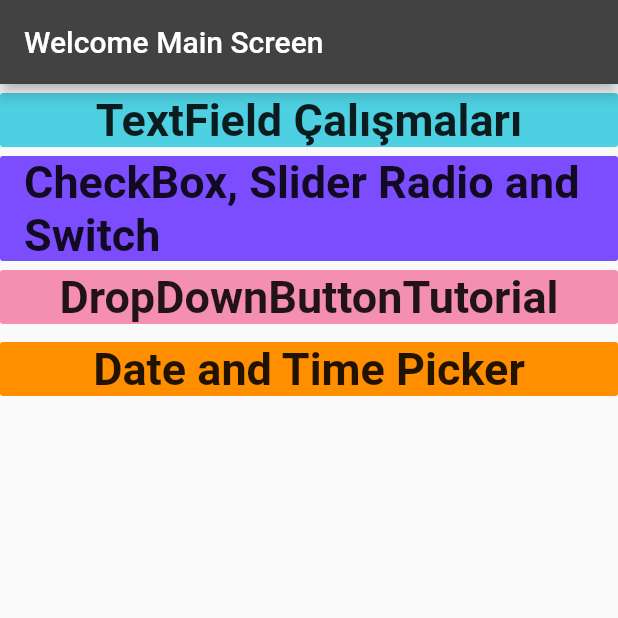
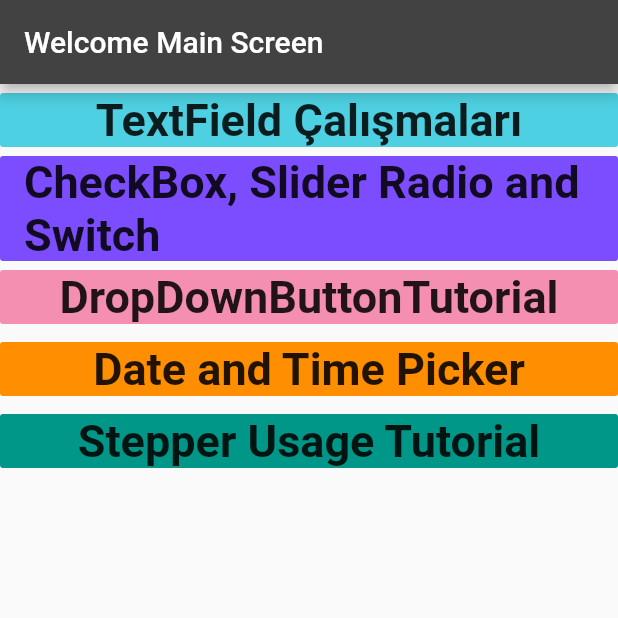
Before and after one commit to bekirduran/RemindMyFlutterTutorial, a Flutter app: the screen it shows after launch, on a phone screen of 412 x 824 dp, the top half of it. Run offline on Flutter 3.47's test engine with Material 2 defaults, Android fonts, the phone set to English and light mode, and no system bars; our stand-ins replace flutter_datetime_picker; missing offline and left inert: dart:ffi.

Commit message:
Stepper Usage Tutorial part added.

```diff
--- a/lib/main.dart
+++ b/lib/main.dart
@@ -2,6 +2,7 @@ import 'package:flutter/material.dart';
 
 import 'konular/checkbox_radio_switch_usage.dart';
 import 'konular/dropdownbutton_usage.dart';
+import 'konular/stepper_usage.dart';
 import 'konular/textfield_calismalari.dart';
 import 'konular/time_picker_usage.dart';
 
@@ -20,6 +21,7 @@ class MyApp extends StatelessWidget {
         '/GoCheckBoxAndRadio': (context) => CheckBoxRadioAndSwitch(),
         '/GoDropDownButton': (context) => DropDownButtonTutorial(),
         '/GoDateTime' : (context) => DateTimePickerUsage(),
+        '/GoStepper' :(context) => StepperUsage(),
       },
     );
   }
@@ -39,7 +41,8 @@ class MainPage extends StatelessWidget {
           buildTextFieldUsage(context),
           buildCheckBoxUsage(context),
           buildDropDownButtonUsage(context),
-          buildTimeDateUsage(context)
+          buildTimeDateUsage(context),
+          buildStepperUsage(context),
         ],
       )),
     );
@@ -99,4 +102,19 @@ class MainPage extends StatelessWidget {
      ),
    );
  }
+
+  Widget buildStepperUsage(BuildContext context) {
+    return Container(
+      child: FlatButton(
+        onPressed: () => Navigator.pushNamed(context, '/GoStepper'),
+        color: Colors.teal,
+        child: Text(
+          "Stepper Usage Tutorial",
+          style: TextStyle(fontSize: 30, fontWeight: FontWeight.bold),
+        ),
+      ),
+    );
+  }
+
+
 }
```
